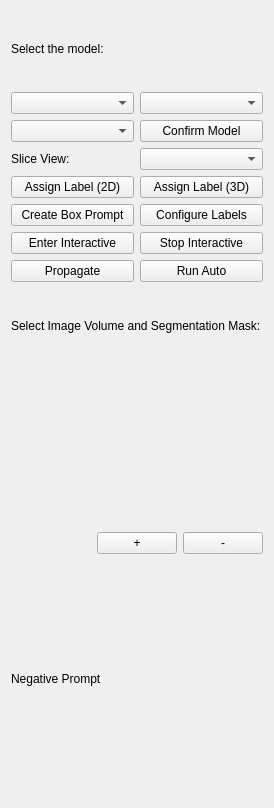
yzluka/SlicerSegmentHumanBody, file SegmentHumanBody/Resources/UI/SegmentHumanBody.ui: the form before one commit.
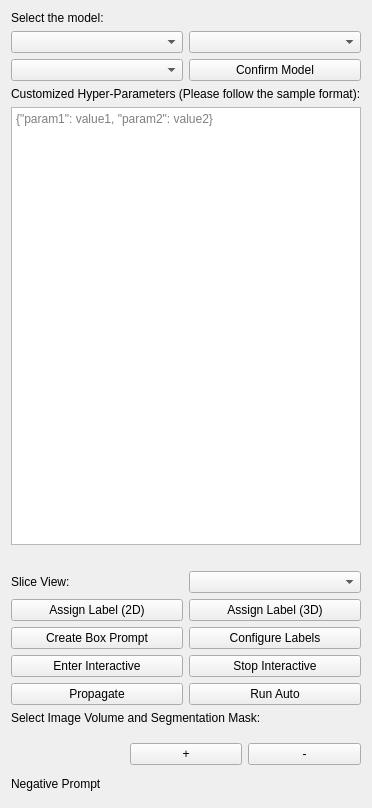
The form after the commit. Custom widgets are drawn as their Qt base class.

Commit message: added real SPX algorithm adn added customized parameter support for SPX algorithm

What changed in the file:
```diff
--- a/SegmentHumanBody/Resources/UI/SegmentHumanBody.ui
+++ b/SegmentHumanBody/Resources/UI/SegmentHumanBody.ui
@@ -46,8 +46,31 @@
      </item>
     </layout>
    </item>
-   <item>
-    <layout class="QHBoxLayout">
+        <item>
+  <widget class="QLabel" name="paramLabel">
+    <property name="text">
+      <string>Customized Hyper-Parameters (Please follow the sample format):</string>
+    </property>
+  </widget>
+</item>
+
+<item>
+  <widget class="QPlainTextEdit" name="paramTextEdit">
+    <property name="placeholderText">
+      <string>{"param1": value1, "param2": value2}</string>
+    </property>
+  </widget>
+</item>
+<item>
+   <widget class="QLabel" name="docLinkLabel">
+      <property name="text">
+        <string></string>
+      </property>
+   </widget>
+</item>
+
+<item>
+  <layout class="QHBoxLayout">
      <item>
       <widget class="QLabel" name="label">
        <property name="text">
```
The commit also changes 3 other files.
